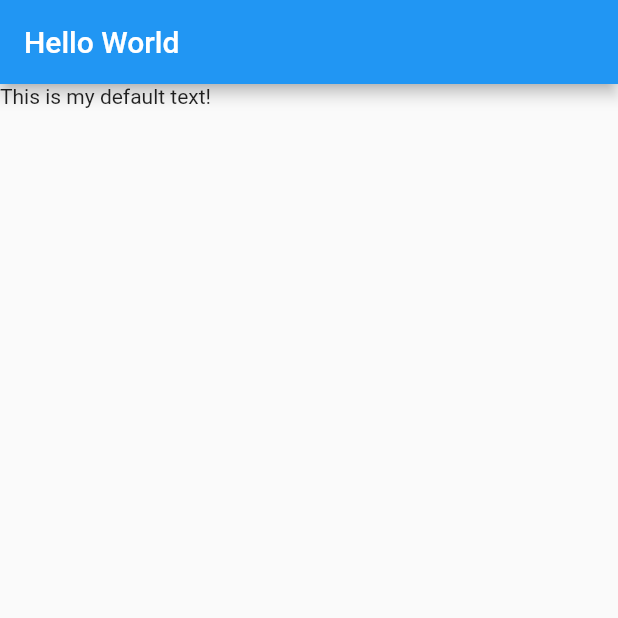
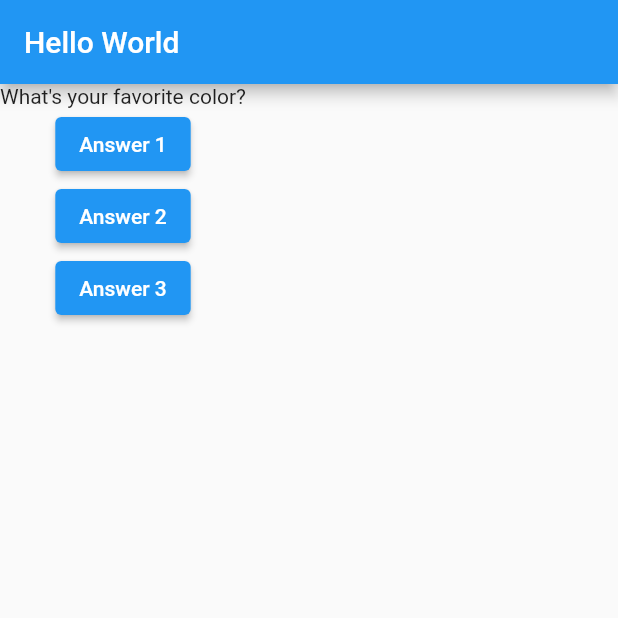
Before and after one commit to chidambararajab/flutter_complete_guide, a Flutter app: the screen it shows after launch, on a phone screen of 412 x 824 dp, the top half of it. Run offline on Flutter 3.47's test engine with Material 2 defaults, Android fonts, the phone set to English and light mode, and no system bars.

```diff
--- a/lib/main.dart
+++ b/lib/main.dart
@@ -2,12 +2,55 @@ import 'package:flutter/material.dart';
 
 void main() => runApp(MyApp());
 
-class MyApp extends StatelessWidget {
+class MyApp extends StatefulWidget {
+  @override
+  State<StatefulWidget> createState() {
+    return MyAppState();
+  }
+}
+
+class MyAppState extends State<MyApp> {
+  var questionIndex = 0;
+
+  void answerQuestion() {
+    setState(() {
+      questionIndex++;
+    });
+    print(questionIndex);
+  }
+
   @override
   Widget build(BuildContext context) {
-    return MaterialApp(home: Scaffold(
-      appBar: AppBar(title: Text('Hello World'),),
-      body: Text('This is my default text!'),
+    var questions = [
+      'What\'s your favorite color?',
+      'What\'s your favorite foods?',
+      'What\'s your favorite place?'
+    ];
+
+    return MaterialApp(
+        home: Scaffold(
+      appBar: AppBar(
+        title: Text('Hello World'),
+      ),
+      body: Column(
+        children: [
+          Text(
+            questions[questionIndex],
+          ),
+          ElevatedButton(
+            child: Text('Answer 1'),
+            onPressed: answerQuestion,
+          ),
+          ElevatedButton(
+            child: Text('Answer 2'),
+            onPressed: answerQuestion,
+          ),
+          ElevatedButton(
+            child: Text('Answer 3'),
+            onPressed: answerQuestion,
+          ),
+        ],
+      ),
     ));
   }
 }
```
